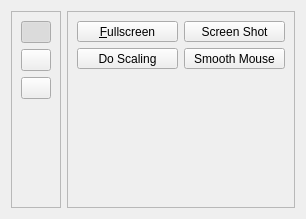
Before: the Qt Designer form ui/controlpanel.ui in uwolfer/qtemu, drawn with Qt 5.
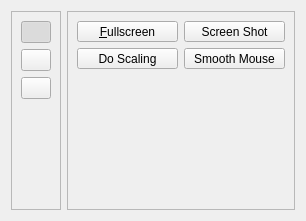
After: the same form once the commit is applied. Icons and pictures are not drawn.

Commit message: add save as dialog for screenshots

The edit to the form file:
```diff
--- a/ui/controlpanel.ui
+++ b/ui/controlpanel.ui
@@ -6,7 +6,7 @@
     <x>0</x>
     <y>0</y>
     <width>306</width>
-    <height>219</height>
+    <height>221</height>
    </rect>
   </property>
   <property name="windowTitle" >
@@ -317,7 +317,7 @@
         <x>3</x>
         <y>3</y>
         <width>244</width>
-        <height>205</height>
+        <height>207</height>
        </rect>
       </property>
       <layout class="QVBoxLayout" name="verticalLayout_4" >
```
Left out of the diff: 9 changed lines with no effect on the pictures. The commit also changes 5 other files.
